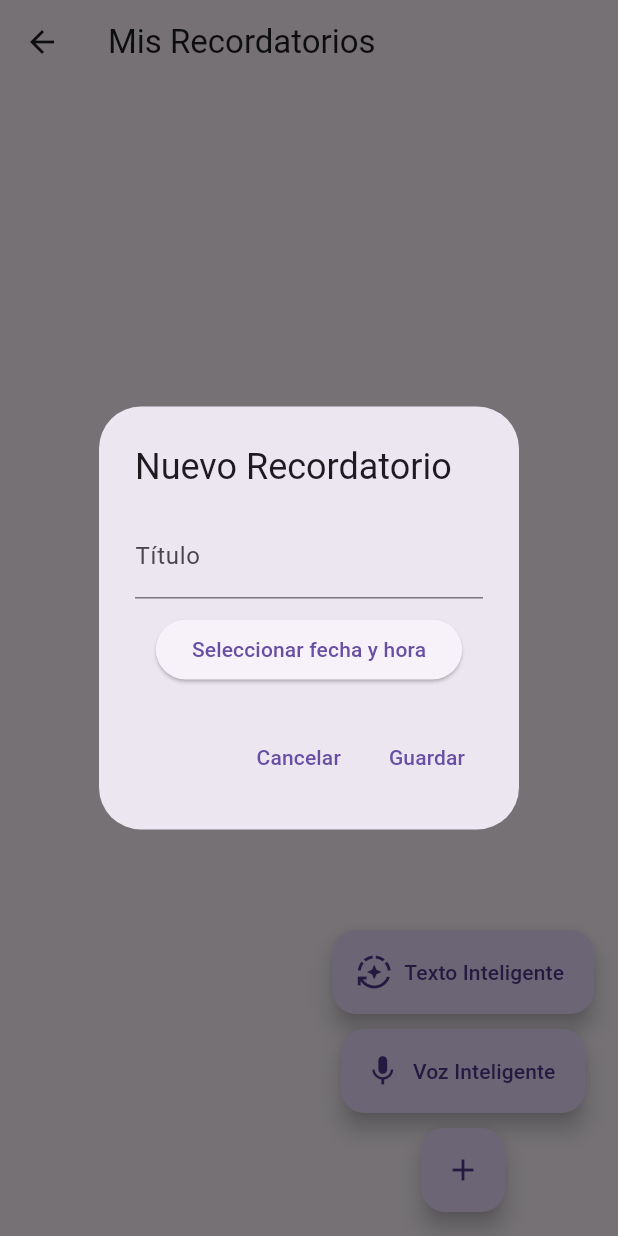
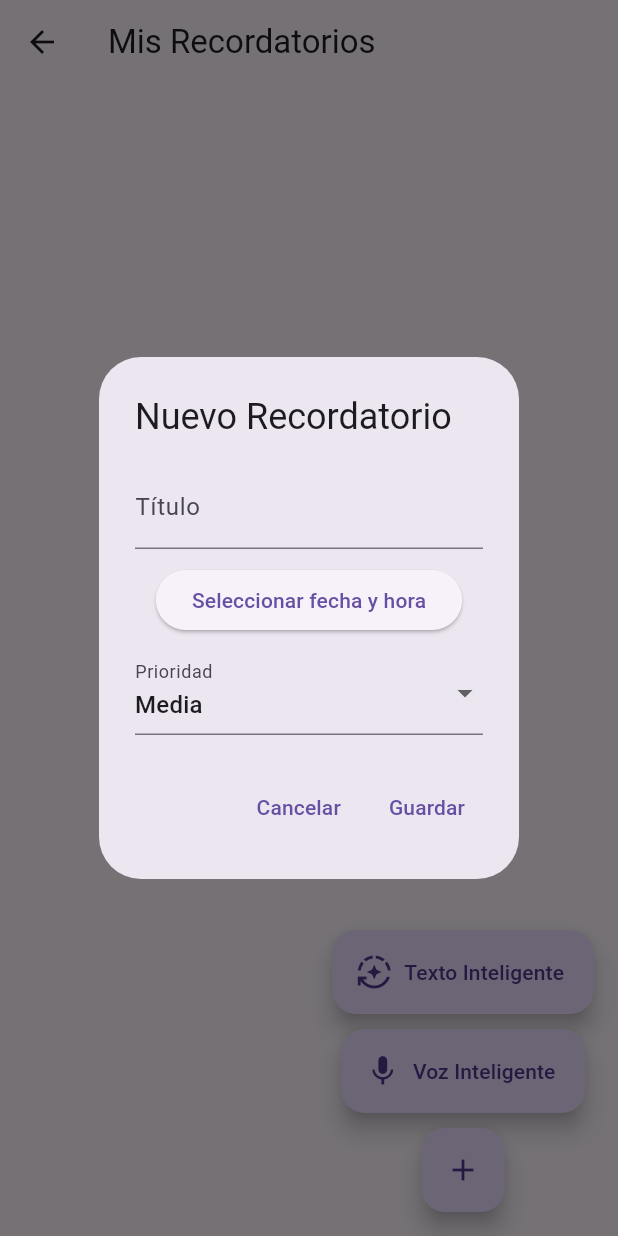
Before and after one commit to Dp170209/progra-movil, a Flutter app: the PantallaRecordatorios screen opened by its route, after a tap on the "add" icon, on a phone screen of 412 x 824 dp. Run offline on Flutter 3.47's test engine with Material 3 defaults, Android fonts, the phone set to English and light mode, and no system bars; our stand-ins replace camera, cloud_firestore, firebase_auth, firebase_core, firebase_storage, fl_chart and 5 more; missing offline and left inert: google_mlkit_face_detection; accounts and stored records are empty; project files that could hold a hidden picture were left out.

Commit message:
Prioridad juntado con lo del mateo

```diff
--- a/proyecto_programacion_movil/lib/modelos/recordatorio.dart
+++ b/proyecto_programacion_movil/lib/modelos/recordatorio.dart
@@ -3,18 +3,22 @@ class Recordatorio {
   final String titulo;
   final DateTime fechaHora;
   final String estado;
+  final String prioridad;
+
 
   Recordatorio({
     required this.id,
     required this.titulo,
     required this.fechaHora,
     this.estado = 'pendiente',
+    this.prioridad = 'Media',
   });
 
   Map<String, dynamic> toJson() => {
     'titulo': titulo,
     'fechaHora': fechaHora.toIso8601String(),
     'estado': estado,
+    'prioridad': prioridad,
   };
 
   factory Recordatorio.fromJson(String id, Map<String, dynamic> json) {
@@ -24,15 +28,17 @@ class Recordatorio {
       titulo: json['titulo'] ?? '',
       fechaHora: DateTime.parse(fechaRaw),
       estado: json['estado'] ?? 'pendiente',
+      prioridad: json['prioridad'] ?? 'Media',
     );
   }
 
-  Recordatorio copyWith({String? titulo, DateTime? fechaHora, String? estado}) {
+  Recordatorio copyWith({String? titulo, DateTime? fechaHora, String? estado, String? prioridad,}) {
     return Recordatorio(
       id: id,
       titulo: titulo ?? this.titulo,
       fechaHora: fechaHora ?? this.fechaHora,
       estado: estado ?? this.estado,
+      prioridad: prioridad ?? this.prioridad,
     );
   }
 }
--- a/proyecto_programacion_movil/lib/pantallas/pantalla_crear_recordatorio.dart
+++ b/proyecto_programacion_movil/lib/pantallas/pantalla_crear_recordatorio.dart
@@ -18,13 +18,13 @@ class _PantallaCrearRecordatorioState extends State<PantallaCrearRecordatorio> {
   final _tituloCtrl = TextEditingController();
   late DateTime _fechaSeleccionada;
   bool _cargandoSugerencia = true;
+  String _prioridadSeleccionada = 'media'; // ← Se añadió correctamente
 
   @override
   void initState() {
     super.initState();
     final ahora = DateTime.now();
-    _fechaSeleccionada =
-        widget.sugerenciaHora != null
+    _fechaSeleccionada = widget.sugerenciaHora != null
         ? DateTime(
             ahora.year,
             ahora.month,
@@ -78,21 +78,22 @@ class _PantallaCrearRecordatorioState extends State<PantallaCrearRecordatorio> {
   void _guardar() {
     final titulo = _tituloCtrl.text.trim();
     if (titulo.isEmpty) {
-      ScaffoldMessenger.of(
-        context,
-      ).showSnackBar(const SnackBar(content: Text('⚠️ Título obligatorio')));
+      ScaffoldMessenger.of(context).showSnackBar(
+        const SnackBar(content: Text('⚠️ Título obligatorio')),
+      );
       return;
     }
     final nuevo = Recordatorio(
       id: '',
       titulo: titulo,
       fechaHora: _fechaSeleccionada,
+      prioridad: _prioridadSeleccionada, // ← Se añade prioridad
     );
     Provider.of<GestorRecordatorios>(context, listen: false).agregar(nuevo);
     Navigator.pop(context);
-    ScaffoldMessenger.of(
-      context,
-    ).showSnackBar(const SnackBar(content: Text('✅ Recordatorio creado')));
+    ScaffoldMessenger.of(context).showSnackBar(
+      const SnackBar(content: Text('✅ Recordatorio creado')),
+    );
   }
 
   @override
@@ -115,11 +116,27 @@ class _PantallaCrearRecordatorioState extends State<PantallaCrearRecordatorio> {
                 onPressed: _pickDateTime,
               ),
             ),
+            const SizedBox(height: 16),
+            DropdownButtonFormField<String>(
+              value: _prioridadSeleccionada,
+              decoration: const InputDecoration(labelText: 'Prioridad'),
+              onChanged: (valor) {
+                if (valor != null) {
+                  setState(() {
+                    _prioridadSeleccionada = valor;
+                  });
+                }
+              },
+              items: const [
+                DropdownMenuItem(value: 'alta', child: Text('Alta')),
+                DropdownMenuItem(value: 'media', child: Text('Media')),
+                DropdownMenuItem(value: 'baja', child: Text('Baja')),
+              ],
+            ),
             const Spacer(),
             ElevatedButton(
               onPressed: _guardar,
-              child:
-                  _cargandoSugerencia
+              child: _cargandoSugerencia
                   ? const CircularProgressIndicator()
                   : const Text('Guardar'),
             ),
--- a/proyecto_programacion_movil/lib/pantallas/pantalla_recordatorio.dart
+++ b/proyecto_programacion_movil/lib/pantallas/pantalla_recordatorio.dart
@@ -6,8 +6,15 @@ import '../gestores/gestor_recordatorios.dart';
 import '../modelos/recordatorio.dart';
 import '../servicios/servicio_openai.dart';
 
-class PantallaRecordatorios extends StatelessWidget {
+class PantallaRecordatorios extends StatefulWidget {
   const PantallaRecordatorios({super.key});
+
+  @override
+  State<PantallaRecordatorios> createState() => _PantallaRecordatoriosState();
+}
+
+class _PantallaRecordatoriosState extends State<PantallaRecordatorios> {
+  String filtroPrioridad = 'todas';
 
   @override
   Widget build(BuildContext context) {
@@ -24,17 +31,61 @@ class PantallaRecordatorios extends StatelessWidget {
                   if (snapshot.connectionState == ConnectionState.waiting) {
                     return const Center(child: CircularProgressIndicator());
                   }
+
                   final lista = snapshot.data ?? [];
                   if (lista.isEmpty) {
                     return const Center(
                       child: Text('No tienes recordatorios aún.'),
                     );
                   }
-                  return ListView.builder(
-                    itemCount: lista.length,
+
+                  final listaFiltrada =
+                      filtroPrioridad == 'todas'
+                          ? lista
+                          : lista
+                              .where((r) => r.prioridad == filtroPrioridad)
+                              .toList();
+
+                  return Column(
+                    children: [
+                      Padding(
+                        padding: const EdgeInsets.all(8.0),
+                        child: DropdownButton<String>(
+                          value: filtroPrioridad,
+                          onChanged: (valor) {
+                            if (valor != null) {
+                              setState(() {
+                                filtroPrioridad = valor;
+                              });
+                            }
+                          },
+                          items: const [
+                            DropdownMenuItem(
+                              value: 'todas',
+                              child: Text('Todas las prioridades'),
+                            ),
+                            DropdownMenuItem(
+                              value: 'alta',
+                              child: Text('Alta'),
+                            ),
+                            DropdownMenuItem(
+                              value: 'media',
+                              child: Text('Media'),
+                            ),
+                            DropdownMenuItem(
+                              value: 'baja',
+                              child: Text('Baja'),
+                            ),
+                          ],
+                        ),
+                      ),
+                      Expanded(
+                        child: ListView.builder(
+                          itemCount: listaFiltrada.length,
                           itemBuilder: (context, index) {
-                      final r = lista[index];
+                            final r = listaFiltrada[index];
                             final esCompletado = r.estado == 'completado';
+
                             return ListTile(
                               title: Text(
                                 r.titulo,
@@ -47,7 +98,7 @@ class PantallaRecordatorios extends StatelessWidget {
                               ),
                               subtitle: Text(
                                 '${r.fechaHora.toLocal()}'.split('.')[0] +
-                              ' — ${calcularTiempoRestante(r.fechaHora)}',
+                                    ' — ${calcularTiempoRestante(r.fechaHora)}\nPrioridad: ${r.prioridad.toUpperCase()}',
                               ),
                               trailing: Row(
                                 mainAxisSize: MainAxisSize.min,
@@ -58,7 +109,9 @@ class PantallaRecordatorios extends StatelessWidget {
                                           ? Icons.check_circle_outline
                                           : Icons.check_circle,
                                       color:
-                                    esCompletado ? Colors.grey : Colors.green,
+                                          esCompletado
+                                              ? Colors.grey
+                                              : Colors.green,
                                     ),
                                     tooltip:
                                         esCompletado
@@ -67,20 +120,23 @@ class PantallaRecordatorios extends StatelessWidget {
                                     onPressed: () async {
                                       await gestor.alternarEstado(r);
                                       if (!esCompletado) {
-                                  await RepositorioHabitos().registrarHabito(
-                                    r.id,
-                                    r.titulo,
-                                  );
-                                  ScaffoldMessenger.of(context).showSnackBar(
+                                        await RepositorioHabitos()
+                                            .registrarHabito(r.id, r.titulo);
+                                        ScaffoldMessenger.of(
+                                          context,
+                                        ).showSnackBar(
                                           const SnackBar(
-                                      content: Text('✅ Hábito registrado'),
+                                            content: Text(
+                                              '✅ Hábito registrado',
+                                            ),
                                           ),
                                         );
                                       } else {
-                                  await RepositorioHabitos().eliminarHabito(
-                                    r.id,
-                                  );
-                                  ScaffoldMessenger.of(context).showSnackBar(
+                                        await RepositorioHabitos()
+                                            .eliminarHabito(r.id);
+                                        ScaffoldMessenger.of(
+                                          context,
+                                        ).showSnackBar(
                                           const SnackBar(
                                             content: Text(
                                               '🔄 Marcado como pendiente y hábito eliminado',
@@ -91,16 +147,26 @@ class PantallaRecordatorios extends StatelessWidget {
                                     },
                                   ),
                                   IconButton(
-                              icon: const Icon(Icons.delete, color: Colors.red),
+                                    icon: const Icon(
+                                      Icons.delete,
+                                      color: Colors.red,
+                                    ),
                                     tooltip: 'Eliminar',
                                     onPressed:
-                                  () => _confirmarBorrado(context, gestor, r),
+                                        () => _confirmarBorrado(
+                                          context,
+                                          gestor,
+                                          r,
+                                        ),
                                   ),
                                 ],
                               ),
                               onTap: () => _editarDialog(context, gestor, r),
                             );
                           },
+                        ),
+                      ),
+                    ],
                   );
                 },
               );
@@ -121,7 +187,6 @@ class PantallaRecordatorios extends StatelessWidget {
                 icon: const Icon(Icons.mic),
                 label: const Text('Voz Inteligente'),
                 onPressed: () async {
-                  // Invocar servicio de voz
                   ScaffoldMessenger.of(context).showSnackBar(
                     const SnackBar(content: Text('🎙️ Escuchando...')),
                   );
@@ -132,7 +197,6 @@ class PantallaRecordatorios extends StatelessWidget {
                     );
                     return;
                   }
-                  // Procesar con OpenAI
                   ScaffoldMessenger.of(context).showSnackBar(
                     const SnackBar(content: Text('⏳ Procesando con OpenAI...')),
                   );
@@ -153,6 +217,7 @@ class PantallaRecordatorios extends StatelessWidget {
                       id: '',
                       titulo: titulo,
                       fechaHora: fecha,
+                      prioridad: 'media', // prioridad por defecto
                     );
                     Provider.of<GestorRecordatorios>(
                       context,
@@ -208,6 +273,7 @@ class PantallaRecordatorios extends StatelessWidget {
   void _crearDialog(BuildContext context, GestorRecordatorios gestor) {
     final tituloCtrl = TextEditingController();
     DateTime? seleccionada;
+    String prioridad = 'media';
 
     showDialog(
       context: context,
@@ -249,6 +315,19 @@ class PantallaRecordatorios extends StatelessWidget {
                   },
                   child: const Text('Seleccionar fecha y hora'),
                 ),
+                const SizedBox(height: 10),
+                DropdownButtonFormField<String>(
+                  value: prioridad,
+                  decoration: const InputDecoration(labelText: 'Prioridad'),
+                  items: const [
+                    DropdownMenuItem(value: 'alta', child: Text('Alta')),
+                    DropdownMenuItem(value: 'media', child: Text('Media')),
+                    DropdownMenuItem(value: 'baja', child: Text('Baja')),
+                  ],
+                  onChanged: (valor) {
+                    if (valor != null) prioridad = valor;
+                  },
+                ),
               ],
             ),
             actions: [
@@ -272,6 +351,7 @@ class PantallaRecordatorios extends StatelessWidget {
                     id: '',
                     titulo: titulo,
                     fechaHora: seleccionada!,
+                    prioridad: prioridad,
                   );
                   gestor.agregar(nuevo);
                   Navigator.pop(context);
@@ -372,11 +452,13 @@ class PantallaRecordatorios extends StatelessWidget {
 ) {
   final tituloCtrl = TextEditingController(text: r.titulo);
   DateTime seleccionada = r.fechaHora;
+  String prioridad = r.prioridad.toLowerCase(); // Aseguramos coincidencia exacta
 
   showDialog(
     context: context,
-      builder:
-          (_) => AlertDialog(
+    builder: (_) {
+      return StatefulBuilder(
+        builder: (context, setState) => AlertDialog(
           title: const Text('Editar Recordatorio'),
           content: Column(
             mainAxisSize: MainAxisSize.min,
@@ -400,6 +482,7 @@ class PantallaRecordatorios extends StatelessWidget {
                       initialTime: TimeOfDay.fromDateTime(seleccionada),
                     );
                     if (hora != null) {
+                      setState(() {
                         seleccionada = DateTime(
                           nuevaFecha.year,
                           nuevaFecha.month,
@@ -407,10 +490,28 @@ class PantallaRecordatorios extends StatelessWidget {
                           hora.hour,
                           hora.minute,
                         );
+                      });
                     }
                   }
                 },
                 child: const Text('Editar fecha y hora'),
+              ),
+              const SizedBox(height: 10),
+              DropdownButtonFormField<String>(
+                value: prioridad,
+                decoration: const InputDecoration(labelText: 'Prioridad'),
+                items: const [
+                  DropdownMenuItem(value: 'alta', child: Text('Alta')),
+                  DropdownMenuItem(value: 'media', child: Text('Media')),
+                  DropdownMenuItem(value: 'baja', child: Text('Baja')),
+                ],
+                onChanged: (valor) {
+                  if (valor != null) {
+                    setState(() {
+                      prioridad = valor;
+                    });
+                  }
+                },
               ),
             ],
           ),
@@ -428,6 +529,8 @@ class PantallaRecordatorios extends StatelessWidget {
                   id: r.id,
                   titulo: titulo,
                   fechaHora: seleccionada,
+                  estado: r.estado,
+                  prioridad: prioridad,
                 );
                 gestor.editar(actualizado);
                 Navigator.pop(context);
@@ -440,7 +543,10 @@ class PantallaRecordatorios extends StatelessWidget {
           ],
         ),
       );
+    },
+  );
 }
+
 
   void _confirmarBorrado(
     BuildContext context,
```
Lines whose indentation alone changed are shown as unchanged.
